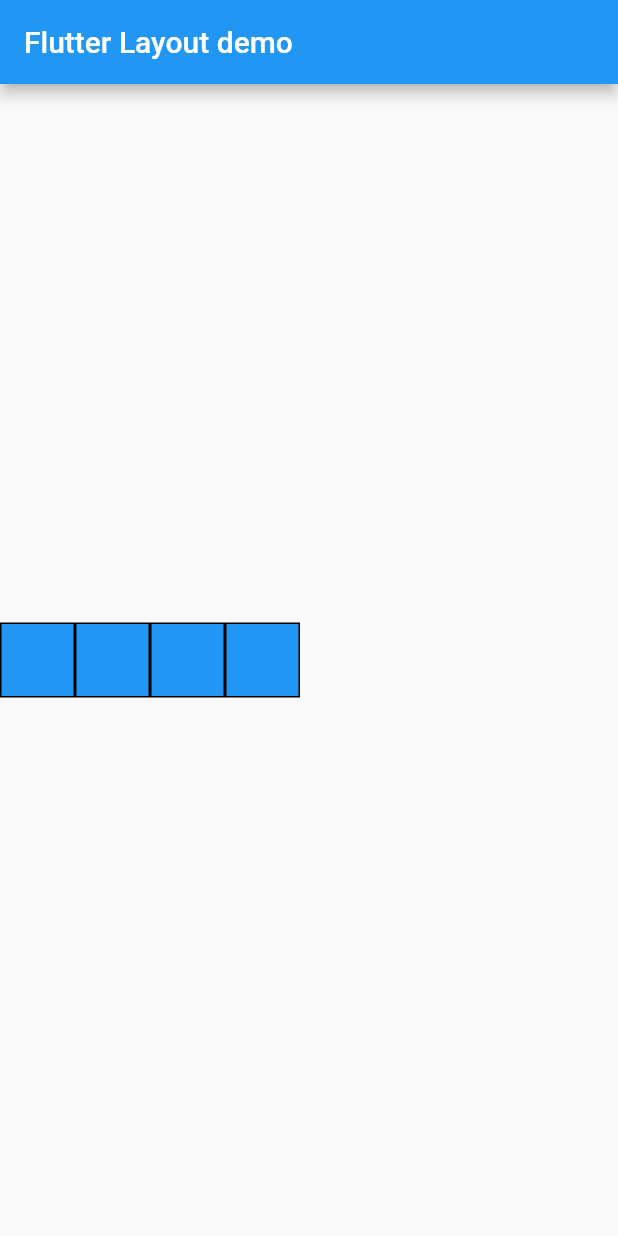
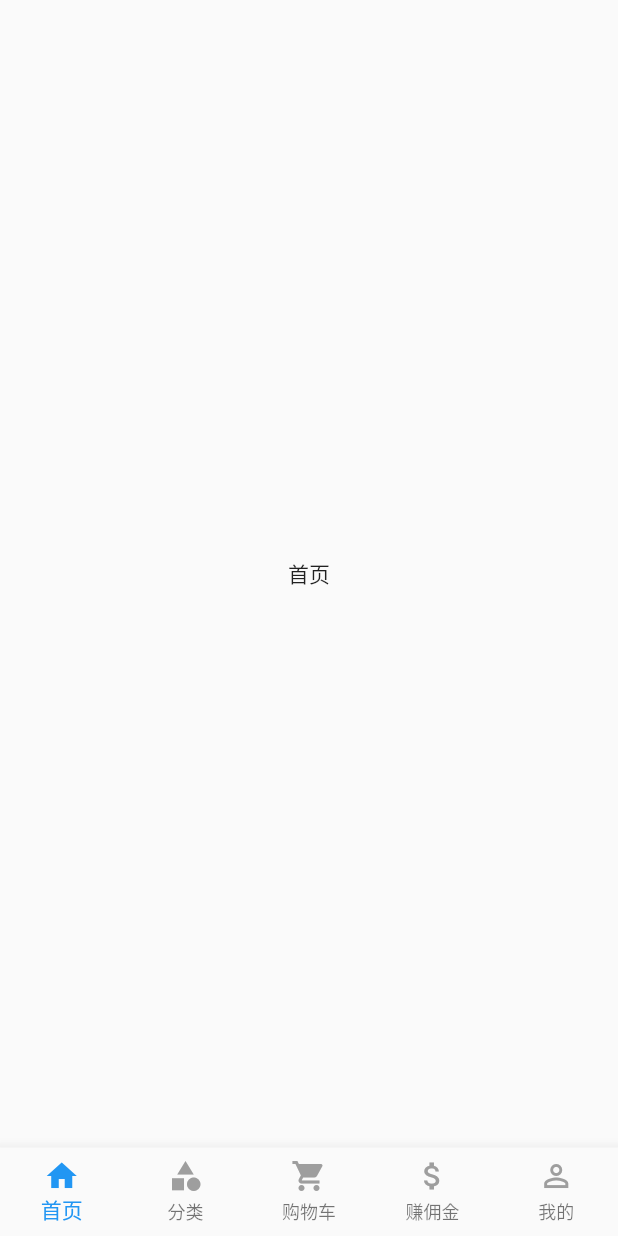
Before and after one commit to atbeta/flutter_demo, a Flutter app: the screen it shows after launch, on a phone screen of 412 x 824 dp. Run offline on Flutter 3.47's test engine with Material 2 defaults, Android fonts, the phone set to English and light mode, and no system bars.

Commit message:
feat: 底部导航

```diff
--- a/lib/main.dart
+++ b/lib/main.dart
@@ -1,4 +1,5 @@
 import 'package:flutter/material.dart';
+import 'package:flutter_demo/widgets/common/tab_navigator.dart';
 import './widgets/demo.dart';
 import './widgets/stateful_demo.dart';
 import './widgets/layout.dart';
@@ -11,12 +12,7 @@ class MyApp extends StatelessWidget {
   Widget build(BuildContext context) {
     return MaterialApp(
       title: 'Hello',
-      home: Scaffold(
-        appBar: AppBar(
-          title: Text('Flutter Layout demo'),
-        ),
-        body: MyLayout()
-      )
+      home: TabNavigator(),
     );
   }
 }
--- a/lib/pages/home/home_page.dart
+++ b/lib/pages/home/home_page.dart
@@ -0,0 +1,15 @@
+import 'package:flutter/material.dart';
+
+class HomePage extends StatefulWidget {
+  @override
+  _HomePageState createState() => _HomePageState();
+}
+
+class _HomePageState extends State<HomePage> {
+  @override
+  Widget build(BuildContext context) {
+    return Scaffold(
+      body: Center(child: Text('首页'),)
+    );
+  }
+}
--- /dev/null
+++ b/lib/widgets/common/tab_navigator.dart
@@ -0,0 +1,94 @@
+import 'package:flutter/material.dart';
+import 'package:flutter/widgets.dart';
+import 'package:flutter_demo/pages/cart/cart_page.dart';
+import 'package:flutter_demo/pages/home/home_page.dart';
+import 'package:flutter_demo/pages/my/my_page.dart';
+import 'package:flutter_demo/pages/retail/retail_page.dart';
+import 'package:flutter_demo/pages/category/category_page.dart';
+
+class TabNavigator extends StatefulWidget {
+  @override
+  _TabNavigatorState createState() => _TabNavigatorState();
+}
+
+class _TabNavigatorState extends State<TabNavigator> {
+  final PageController _controller = PageController(
+    initialPage: 0
+  );
+  final _defaultColor = Colors.grey;
+  final _activeColor = Colors.blue;
+  @override
+  Widget build(BuildContext context) {
+    return Scaffold(
+      body: PageView(
+        controller: _controller,
+        children: <Widget>[
+          HomePage(),
+          CategoryPage(),
+          CartPage(),
+          RetailPage(),
+          MyPage()
+        ],
+      ),
+      bottomNavigationBar: BottomNavigationBar(
+        type: BottomNavigationBarType.fixed,
+        items: [
+        BottomNavigationBarItem(
+          icon: Icon(
+            Icons.home,
+            color: _defaultColor
+            ),
+          activeIcon: Icon(
+            Icons.home,
+            color: _activeColor
+            ),
+            title: Text('首页', style: TextStyle(color: _defaultColor),)
+        ),
+        BottomNavigationBarItem(
+          icon: Icon(
+            Icons.category,
+            color: _defaultColor
+            ),
+          activeIcon: Icon(
+            Icons.category,
+            color: _activeColor
+            ),
+          title: Text('分类', style: TextStyle(color: _defaultColor),)
+        ),
+        BottomNavigationBarItem(
+          icon: Icon(
+            Icons.shopping_cart,
+            color: _defaultColor
+            ),
+          activeIcon: Icon(
+            Icons.shopping_cart,
+            color: _activeColor
+            ),
+          title: Text('购物车', style: TextStyle(color: _activeColor),)
+        ),
+        BottomNavigationBarItem(
+          icon: Icon(
+            Icons.attach_money,
+            color: _defaultColor
+            ),
+          activeIcon: Icon(
+            Icons.attach_money,
+            color: _activeColor
+            ),
+          title: Text('赚佣金', style: TextStyle(color: _defaultColor),)
+        ),
+        BottomNavigationBarItem(
+          icon: Icon(
+            Icons.person_outline,
+            color: _defaultColor
+            ),
+          activeIcon: Icon(
+            Icons.person_outline,
+            color: _activeColor
+            ),
+            title: Text('我的', style: TextStyle(color: _defaultColor),)
+        ),
+      ]),
+    );
+  }
+}
--- a/lib/widgets/layout.dart
+++ b/lib/widgets/layout.dart
@@ -8,9 +8,9 @@ class MyLayout extends StatelessWidget {
     return Center(
       child: Row(children: <Widget>[
         BlueBox(),
-        BlueBox(),
-        BlueBox(),
-        BlueBox()
+        Image.network(
+          'http://deepexi-moby.oss-cn-shenzhen.aliyuncs.com/saas/%E6%B5%8B%E8%AF%95%E7%BF%A1%E7%BF%A0-1589020684185.jpg',
+          )
       ],)
     );
   }
```
Also changed, not shown: lib/pages/cart/cart_page.dart (added, +15 -0 lines), lib/pages/category/category_page.dart (added, +15 -0 lines), lib/pages/my/my_page.dart (added, +15 -0 lines), lib/pages/retail/retail_page.dart (added, +15 -0 lines), lib/pages/search/search_page.dart (added, +15 -0 lines), lib/widgets/demo.dart (+14 -0 lines).
